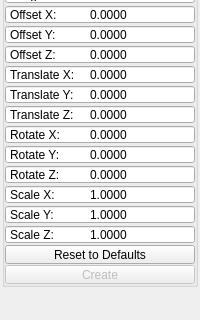
Old version of the form mayatk/edit_utils/duplicate_radial.ui in the repository m3trik/mayatk; both pictures show x 0 to 200 and y 203 to 523 of the 200 by 523 pixel window.
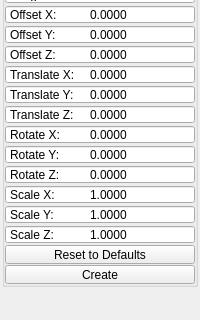
New version of the form. Custom widgets are drawn as their Qt base class.

Diff of the .ui file:
```diff
--- a/mayatk/edit_utils/duplicate_radial.ui
+++ b/mayatk/edit_utils/duplicate_radial.ui
@@ -19,7 +19,7 @@
   <property name="dockOptions">
    <set>QMainWindow::AllowNestedDocks|QMainWindow::AllowTabbedDocks|QMainWindow::AnimatedDocks|QMainWindow::ForceTabbedDocks</set>
   </property>
-  <property name="bnabled" stdset="0">
+  <property name="enabled" stdset="0">
    <bool>true</bool>
   </property>
   <widget class="QWidget" name="central_widget">
@@ -763,7 +763,7 @@
              <property name="flat">
               <bool>false</bool>
              </property>
-             <property name="bnabled" stdset="0">
+             <property name="enabled" stdset="0">
               <bool>true</bool>
              </property>
             </widget>
```
Left out of the diff: 8 changed lines with no effect on the pictures.
